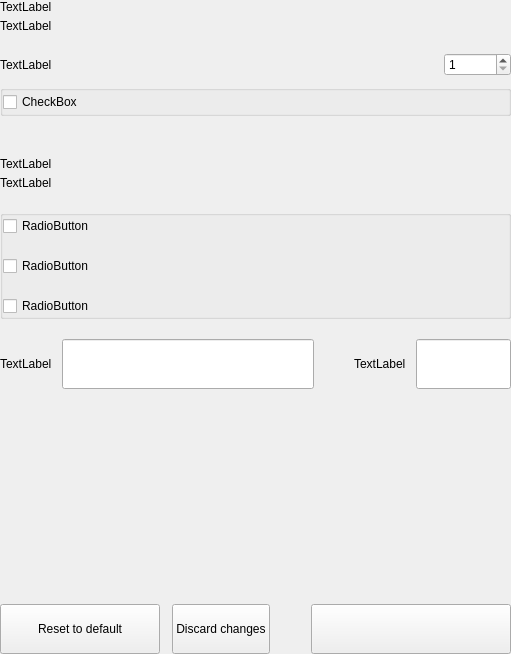
Old version of the form src/qt/vitae/settings/forms/settingswalletoptionswidget.ui in the repository VitaeTeam/Vitae.
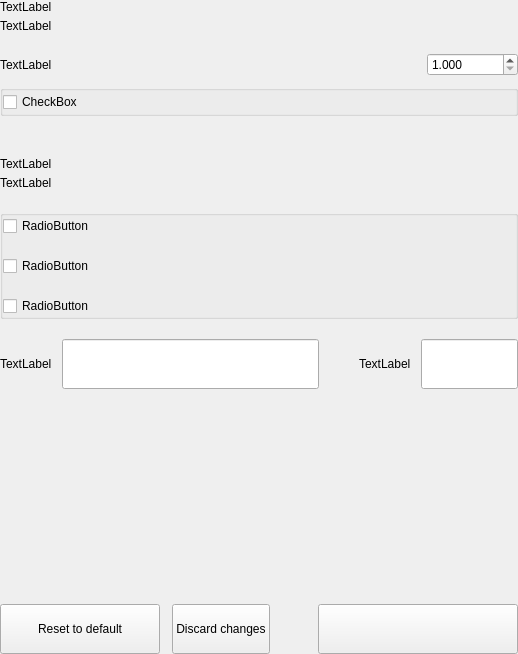
New version of the form.

Commit message: Merge #1345: [Wallet][RPC][GUI] nStakeSplitThreshold as CAmount

```diff
--- a/src/qt/vitae/settings/forms/settingswalletoptionswidget.ui
+++ b/src/qt/vitae/settings/forms/settingswalletoptionswidget.ui
@@ -6,7 +6,7 @@
    <rect>
     <x>0</x>
     <y>0</y>
-    <width>511</width>
+    <width>518</width>
     <height>654</height>
    </rect>
   </property>
@@ -122,7 +122,10 @@
            </spacer>
           </item>
           <item>
-           <widget class="QSpinBox" name="spinBoxStakeSplitThreshold">
+           <widget class="QDoubleSpinBox" name="spinBoxStakeSplitThreshold">
+            <property name="decimals">
+             <number>3</number>
+            </property>
             <property name="minimum">
              <number>1</number>
             </property>
```
The commit also changes 11 other files.
